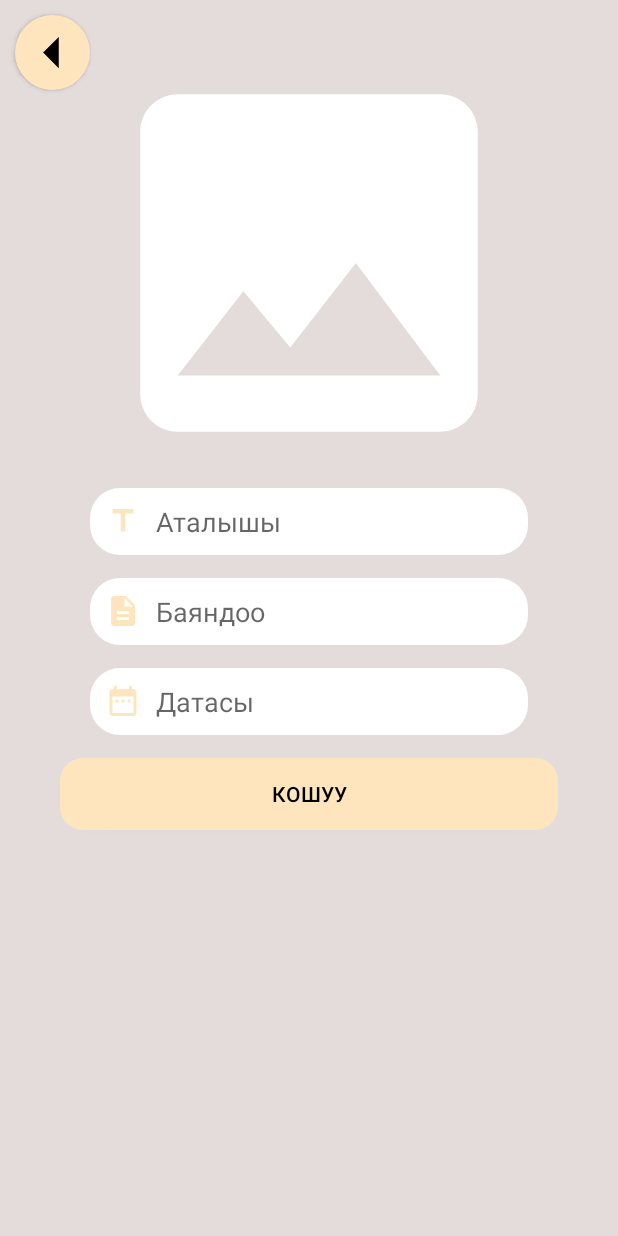
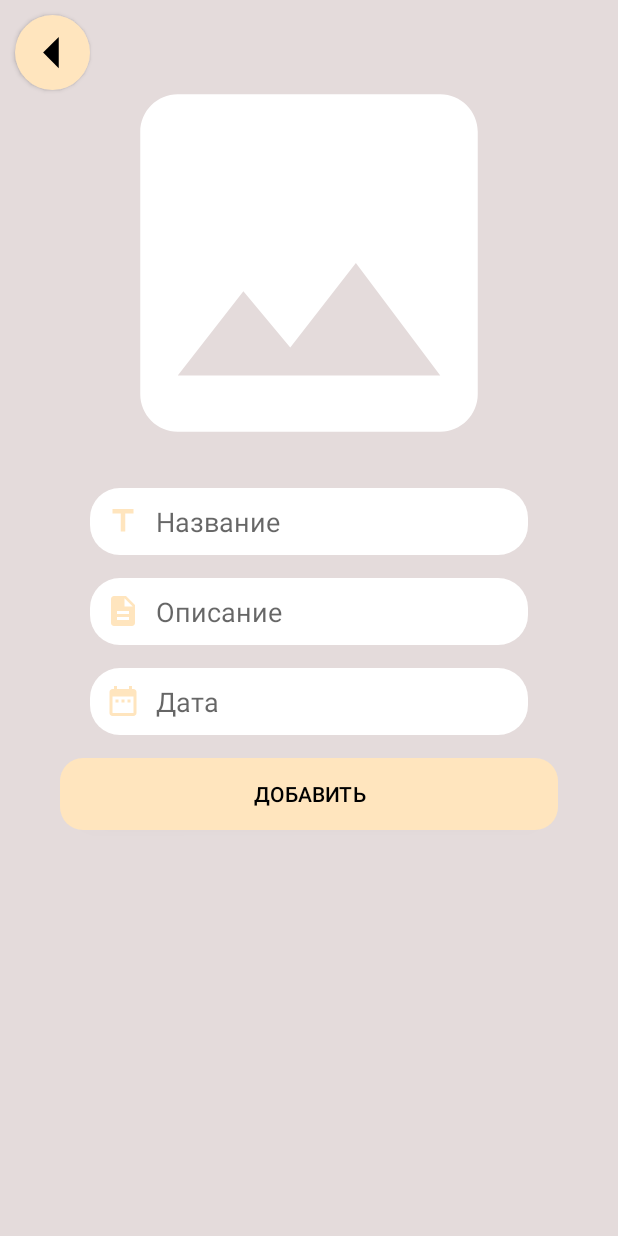
Before and after one commit to DzhaparovBekmamat/HomeTask2, an Android app: the AddFragment screen opened through its navigation route, on a phone screen of 412 x 824 dp. Run offline under Robolectric (Android 15) with nearby library versions, the light colour scheme and no system bars.

Commit message:
Update fragment_add.xml

```diff
--- a/app/src/main/res/layout/fragment_add.xml
+++ b/app/src/main/res/layout/fragment_add.xml
@@ -40,7 +40,7 @@
             android:background="@drawable/image_view"
             android:drawableStart="@drawable/title"
             android:drawablePadding="10dp"
-            android:hint="Аталышы"
+            android:hint="Название"
             android:inputType="textMultiLine"
             android:padding="10dp"
             app:layout_constraintTop_toBottomOf="@id/image_view_add_fragment"
@@ -55,7 +55,7 @@
             android:background="@drawable/image_view"
             android:drawableStart="@drawable/description"
             android:drawablePadding="10dp"
-            android:hint="Баяндоо"
+            android:hint="Описание"
             android:inputType="textMultiLine"
             android:padding="10dp"
             app:layout_constraintTop_toBottomOf="@id/first_edit_text_add_fragment"
@@ -70,7 +70,7 @@
             android:background="@drawable/image_view"
             android:drawableStart="@drawable/date"
             android:drawablePadding="10dp"
-            android:hint="Датасы"
+            android:hint="Дата"
             android:padding="10dp"
             app:layout_constraintTop_toBottomOf="@id/second_edit_text_add_fragment"
             tools:ignore="HardcodedText" />
@@ -82,7 +82,7 @@
             android:layout_marginHorizontal="40dp"
             android:layout_marginTop="15dp"
             android:background="@drawable/button_add_fragment"
-            android:text="Кошуу"
+            android:text="Добавить"
             android:textColor="@color/black"
             android:textStyle="normal"
             app:layout_constraintTop_toBottomOf="@id/third_edit_text_add_fragment_date_picker"
```
